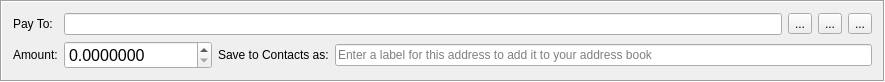
First picture: the form in src/gui/ui/transferframe.ui, repository aejontargaryen/FanGoldWallet, before the edit.
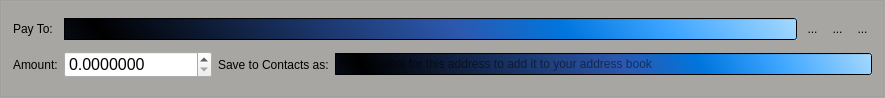
Second picture: the form after the edit. Icons and pictures are not drawn.

Diff of the .ui file:
```diff
--- a/src/gui/ui/transferframe.ui
+++ b/src/gui/ui/transferframe.ui
@@ -7,12 +7,106 @@
     <x>0</x>
     <y>0</y>
     <width>885</width>
-    <height>80</height>
+    <height>98</height>
    </rect>
   </property>
+  <property name="palette">
+   <palette>
+    <active>
+     <colorrole role="Light">
+      <brush brushstyle="SolidPattern">
+       <color alpha="255">
+        <red>171</red>
+        <green>168</green>
+        <blue>166</blue>
+       </color>
+      </brush>
+     </colorrole>
+     <colorrole role="Base">
+      <brush brushstyle="SolidPattern">
+       <color alpha="255">
+        <red>255</red>
+        <green>255</green>
+        <blue>255</blue>
+       </color>
+      </brush>
+     </colorrole>
+     <colorrole role="Window">
+      <brush brushstyle="SolidPattern">
+       <color alpha="255">
+        <red>168</red>
+        <green>166</green>
+        <blue>163</blue>
+       </color>
+      </brush>
+     </colorrole>
+    </active>
+    <inactive>
+     <colorrole role="Light">
+      <brush brushstyle="SolidPattern">
+       <color alpha="255">
+        <red>171</red>
+        <green>168</green>
+        <blue>166</blue>
+       </color>
+      </brush>
+     </colorrole>
+     <colorrole role="Base">
+      <brush brushstyle="SolidPattern">
+       <color alpha="255">
+        <red>255</red>
+        <green>255</green>
+        <blue>255</blue>
+       </color>
+      </brush>
+     </colorrole>
+     <colorrole role="Window">
+      <brush brushstyle="SolidPattern">
+       <color alpha="255">
+        <red>168</red>
+        <green>166</green>
+        <blue>163</blue>
+       </color>
+      </brush>
+     </colorrole>
+    </inactive>
+    <disabled>
+     <colorrole role="Light">
+      <brush brushstyle="SolidPattern">
+       <color alpha="255">
+        <red>171</red>
+        <green>168</green>
+        <blue>166</blue>
+       </color>
+      </brush>
+     </colorrole>
+     <colorrole role="Base">
+      <brush brushstyle="SolidPattern">
+       <color alpha="255">
+        <red>168</red>
+        <green>166</green>
+        <blue>163</blue>
+       </color>
+      </brush>
+     </colorrole>
+     <colorrole role="Window">
+      <brush brushstyle="SolidPattern">
+       <color alpha="255">
+        <red>168</red>
+        <green>166</green>
+        <blue>163</blue>
+       </color>
+      </brush>
+     </colorrole>
+    </disabled>
+   </palette>
+  </property>
   <property name="windowTitle">
    <string>Frame</string>
   </property>
+  <property name="styleSheet">
+   <string notr="true">border-color: rgb(0, 170, 255);</string>
+  </property>
   <property name="frameShape">
    <enum>QFrame::Box</enum>
   </property>
@@ -32,7 +126,7 @@
      <item>
       <widget class="QLineEdit" name="m_addressEdit">
        <property name="styleSheet">
-        <string notr="true"/>
+        <string notr="true">background-color: qlineargradient(spread:reflect, x1:0.047, y1:0.488, x2:1, y2:0.466636, stop:0 rgba(0, 0, 0, 255), stop:0.513089 rgba(44, 88, 174, 255), stop:0.664921 rgba(0, 118, 222, 255), stop:0.811518 rgba(59, 164, 255, 255), stop:1 rgba(161, 215, 255, 255));</string>
        </property>
        <property name="clearButtonEnabled" stdset="0">
         <bool>false</bool>
@@ -45,7 +139,7 @@
         <string>Select recipient from Address Book</string>
        </property>
        <property name="styleSheet">
-        <string notr="true"/>
+        <string notr="true">border-radius: 10px;</string>
        </property>
        <property name="text">
         <string>...</string>
@@ -62,7 +156,7 @@
         <string>Paste from clipboard</string>
        </property>
        <property name="styleSheet">
-        <string notr="true"/>
+        <string notr="true">border-radius: 10px;</string>
        </property>
        <property name="text">
         <string>...</string>
@@ -79,7 +173,7 @@
         <string>Remove recepient</string>
        </property>
        <property name="styleSheet">
-        <string notr="true"/>
+        <string notr="true">border-radius: 10px;</string>
        </property>
        <property name="text">
         <string>...</string>
@@ -144,7 +238,7 @@
      <item>
       <widget class="QLineEdit" name="m_labelEdit">
        <property name="styleSheet">
-        <string notr="true"/>
+        <string notr="true">background-color: qlineargradient(spread:reflect, x1:0.047, y1:0.488, x2:1, y2:0.466636, stop:0 rgba(0, 0, 0, 255), stop:0.513089 rgba(44, 88, 174, 255), stop:0.664921 rgba(0, 118, 222, 255), stop:0.811518 rgba(59, 164, 255, 255), stop:1 rgba(161, 215, 255, 255));</string>
        </property>
        <property name="maxLength">
         <number>50</number>
```
